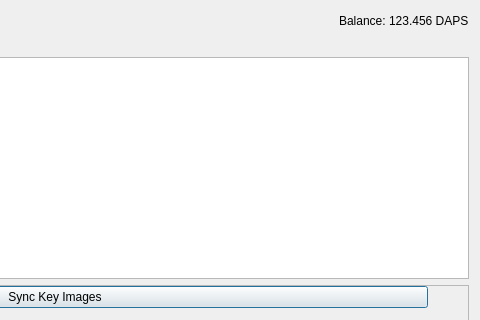
The window that src/qt/forms/keyimagesync.ui (TheArcadiaGroup/DAPS) describes before a commit, drawn with Qt 5; both pictures show x 370 to 850 and y 0 to 320 of the 850 by 610 pixel window.
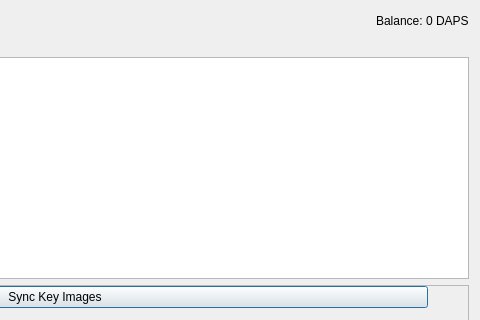
The same window after the commit.

Commit message: Show Locked; Hidden on Co-Sign/KeyImage tabs

```diff
--- a/src/qt/forms/keyimagesync.ui
+++ b/src/qt/forms/keyimagesync.ui
@@ -71,7 +71,7 @@
           <string>Your current spendable balance</string>
          </property>
          <property name="text">
-          <string notr="true">123.456 DAPS</string>
+          <string notr="true">0 DAPS</string>
          </property>
          <property name="textInteractionFlags">
           <set>Qt::LinksAccessibleByMouse|Qt::TextSelectableByKeyboard|Qt::TextSelectableByMouse</set>
```
The commit also changes 3 other files.
